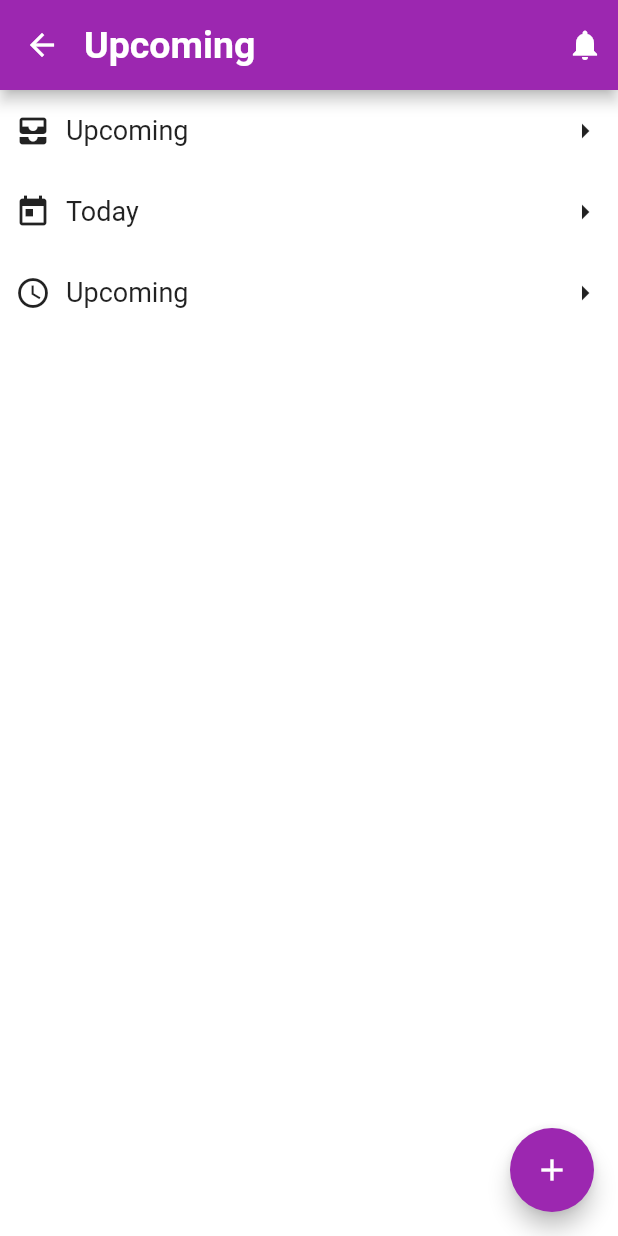
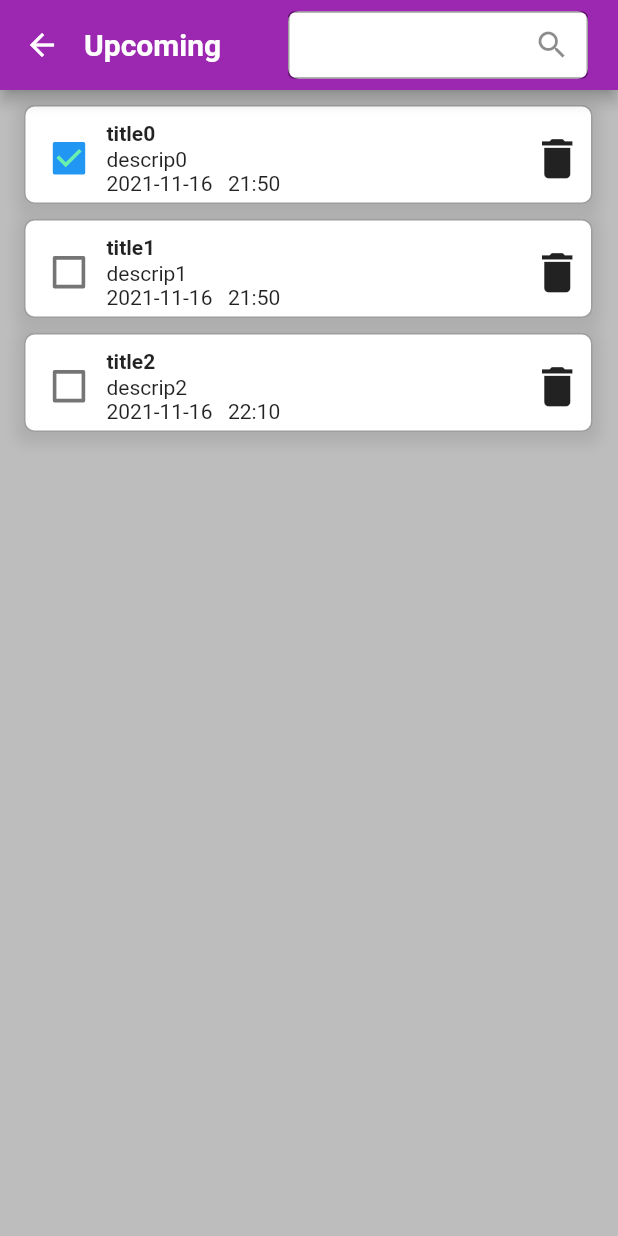
Before and after one commit to nguyenminhthong2020/todo_1612674, a Flutter app: the Upcoming screen opened by its route, on a phone screen of 412 x 824 dp. Run offline on Flutter 3.47's test engine with Material 2 defaults, Android fonts, the light colour scheme and no system bars; our stand-ins replace date_time_picker.

Commit message:
search bar

```diff
--- /dev/null
+++ b/lib/models/todo-item-dto.dart
@@ -0,0 +1,11 @@
+// ignore_for_file: file_names
+
+class TodoItemModel {
+  TodoItemModel(this.id, this.title, this.description, this.date, this.time, this.isDone);
+  final int id;
+  final String title;
+  final String description;
+  final String date;
+  final String time;
+  final bool isDone;
+}
--- /dev/null
+++ b/lib/widgets/Main/Notification/notification.dart
@@ -0,0 +1,5 @@
+// ignore_for_file: prefer_const_constructors, prefer_const_literals_to_create_immutables, avoid_print
+
+import 'package:flutter/material.dart';
+import '../../../models/todo-item-dto.dart';
+import '../../_common/todo-item.dart';
--- a/lib/widgets/Main/Upcoming/upcoming.dart
+++ b/lib/widgets/Main/Upcoming/upcoming.dart
@@ -1,99 +1,122 @@
 // ignore_for_file: prefer_const_constructors, prefer_const_literals_to_create_immutables, avoid_print
 
 import 'package:flutter/material.dart';
+import '../../../models/todo-item-dto.dart';
+import '../../_common/todo-item.dart';
 
-class Upcoming extends StatelessWidget {
+class Upcoming extends StatefulWidget {
   const Upcoming({Key? key}) : super(key: key);
   static const routeName = '/upcoming-screen';
 
   @override
+  _UpcomingState createState() => _UpcomingState();
+}
+
+class _UpcomingState extends State<Upcoming> {
+  final formKey = GlobalKey<FormState>();
+  final _todos = <TodoItemModel>[
+    TodoItemModel(0, "title0", "descrip0", "2021-11-16", "21:50", true),
+    TodoItemModel(1, "title1", "descrip1", "2021-11-16", "21:50", false),
+    TodoItemModel(2, "title2", "descrip2", "2021-11-16", "22:10", false),
+  ];
+  String _searchQuery = "";
+
+  @override
   Widget build(BuildContext context) {
+    Widget _buildTodoAllList() {
+      String _searchQueryLower = _searchQuery.toLowerCase();
+      List<Widget> listTodo = [];
+      for (var todo in _todos) {
+        if (todo.title.contains(_searchQueryLower) ||
+            todo.description.contains(_searchQueryLower)) {
+          listTodo.add(TodoItem(
+            id: todo.id,
+            title: todo.title,
+            description: todo.description,
+            date: todo.date,
+            time: todo.time,
+            isDone: todo.isDone,
+          ));
+        }
+      }
+      return Column(
+        crossAxisAlignment: CrossAxisAlignment.center,
+        children: listTodo,
+      );
+    }
+
     return Scaffold(
         appBar: AppBar(
-        actions: [
-          Padding(
-            padding: const EdgeInsets.symmetric(vertical: 5, horizontal: 10),
-            child: Icon(Icons.notifications),
+          actions: <Widget>[
+            Form(
+              key: formKey,
+              child: Container(
+                margin: EdgeInsets.only(right: 10),
+                child: Row(
+                  children: [
+                    Container(
+                      margin: EdgeInsets.only(right: 10),
+                      decoration: BoxDecoration(
+                        color: Colors.white,
+                        borderRadius: BorderRadius.circular(7.0),
+                      ),
+                      width: 200,
+                      height: 45,
+                      child: Expanded(
+                          child: TextFormField(
+                        textAlignVertical: TextAlignVertical.center,
+                        initialValue: _searchQuery,
+                        decoration: const InputDecoration(
+                          suffixIcon: Icon(Icons.search),
+                          border: OutlineInputBorder(),
+                        ),
+                        validator: (value) {
+                          return null;
+                        },
+                        onChanged: (value) => setState(() {
+                          if (value != null) {
+                            _searchQuery = value;
+                          }
+                        }),
+                        onSaved: (value) => setState(() {
+                          if (value != null) {
+                            _searchQuery = value;
+                          }
+                        }),
+                      )),
+                    ),
+                  ],
+                ),
+              ),
             )
           ],
           titleSpacing: 0,
           title: const Text(
             'Upcoming',
-          style: TextStyle(fontSize: 25, fontWeight: FontWeight.bold),
+            style: TextStyle(fontSize: 20, fontWeight: FontWeight.bold),
           ),
           toolbarHeight: 60,
           backgroundColor: Colors.purple,
         ),
-      floatingActionButton: FloatingActionButton(
-        onPressed: () {
-          print("Add nè");
-        },
-        tooltip: 'Increment',
-        child: const Icon(Icons.add),
-        backgroundColor: Colors.purple,
-      ),
         backgroundColor: Colors.grey[400],
-      body: Container(
-          decoration: BoxDecoration(
-            color: Colors.white,
-          ),
+        body: ListView(
+          children: [
+            Container(
+              margin: const EdgeInsets.only(
+                  top: 10, bottom: 10, left: 15, right: 15),
               child: Column(
-            //mainAxisAlignment: MainAxisAlignment.center,
-            crossAxisAlignment: CrossAxisAlignment.start,
                 children: [
-              Padding(
-                padding:
-                    const EdgeInsets.symmetric(vertical: 15, horizontal: 10),
-                child: Row(
-                  mainAxisAlignment: MainAxisAlignment.spaceBetween,
+                  Stack(
                     children: [
-                    Row(
-                      children: [
-                        Icon(Icons.all_inbox),
-                        SizedBox(width: 10,),
-                        Text("Upcoming", style: TextStyle(fontSize: 18),),
+                      Stack(
+                        children: [_buildTodoAllList()],
+                      )
+                    ],
+                  )
                 ],
               ),
-                    Icon(Icons.arrow_right)
+            )
           ],
-                ),
-              ),
-              Padding(
-                padding:
-                    const EdgeInsets.symmetric(vertical: 15, horizontal: 10),
-                child: Row(
-                  mainAxisAlignment: MainAxisAlignment.spaceBetween,
-                  children: [
-                    Row(
-                      children: [
-                        Icon(Icons.today),
-                        SizedBox(width: 10,),
-                        Text("Today", style: TextStyle(fontSize: 18),),
-                      ],
-                    ),
-                    Icon(Icons.arrow_right)
-                  ],
-                ),
-              ),
-              Padding(
-                padding:
-                    const EdgeInsets.symmetric(vertical: 15, horizontal: 10),
-                child: Row(
-                  mainAxisAlignment: MainAxisAlignment.spaceBetween,
-                  children: [
-                    Row(
-                      children: [
-                        Icon(Icons.schedule),
-                        SizedBox(width: 10,),
-                        Text("Upcoming", style: TextStyle(fontSize: 18),),
-                      ],
-                    ),
-                    Icon(Icons.arrow_right)
-                  ],
-                ),
-              ),
-            ],
-          )),
-    );
+        ));
   }
 }
--- /dev/null
+++ b/lib/widgets/_common/todo-item.dart
@@ -0,0 +1,99 @@
+// ignore_for_file: unused_import, file_names, prefer_const_constructors, prefer_const_literals_to_create_immutables
+
+import 'package:flutter/material.dart';
+
+class TodoItem extends StatelessWidget {
+  const TodoItem(
+      {Key? key,
+      required this.id,
+      required this.title,
+      required this.description,
+      required this.date,
+      required this.time,
+      required this.isDone})
+      : super(key: key);
+  final int id;
+  final String title;
+  final String description;
+  final String date;
+  final String time;
+  final bool isDone;
+
+  @override
+  Widget build(BuildContext context) {
+    return Container(
+      padding: const EdgeInsets.only(left: 5, right: 5, bottom: 5, top: 10),
+      margin: const EdgeInsets.only(left: 1, right: 2, bottom: 10),
+      decoration: BoxDecoration(
+          borderRadius: BorderRadius.circular(7.0),
+          boxShadow: [
+            BoxShadow(
+              color: Colors.grey.withOpacity(0.5),
+              spreadRadius: 5,
+              blurRadius: 7,
+              offset: Offset(0, 3), // changes position of shadow
+            ),
+          ],
+          color: Colors.white,
+          border: Border.all(color: Colors.grey)),
+      child: Row(
+        mainAxisAlignment: MainAxisAlignment.spaceBetween,
+        children: [
+          Row(
+            children: [
+              Transform.scale(
+                scale: 1.2,
+                child: Checkbox(
+                    checkColor: Colors.greenAccent,
+                    value: this.isDone,
+                    onChanged: (bool? val) {
+                      if (val != null) {
+                        print("select ${this.id}");
+                      }
+                    }),
+              ),
+              //  Checkbox(
+              //    checkColor: Colors.greenAccent,
+              //    value: this.isDone, onChanged: (bool? val){
+              //     if (val != null) {
+              //       print("select ${this.id}");
+              //    }
+              //  }),
+              SizedBox(width: 1,),
+              Column(
+                crossAxisAlignment: CrossAxisAlignment.start,
+                children: [
+                  Text(
+                    this.title,
+                    style: TextStyle(fontWeight: FontWeight.bold),
+                  ),
+                  SizedBox(
+                    height: 1,
+                  ),
+                  Text(
+                    this.description,
+                  ),
+                  Text(
+                    "${this.date}   ${this.time}",
+                  )
+                ],
+              )
+            ],
+          ),
+          Row(
+            children: [
+              GestureDetector(
+                  onTap: () {
+                    print("delete ${this.id}");
+                  },
+                  child: Icon(
+                    Icons.delete,
+                    size: 35,
+                  ))
+            ],
+          )
+        ],
+      ),
+    );
+  }
+}
```
Also changed, not shown: lib/widgets/Main/All/all.dart (+100 -70 lines), lib/widgets/Main/Today/today.dart (+93 -70 lines). Lines whose indentation alone changed are shown as unchanged.
